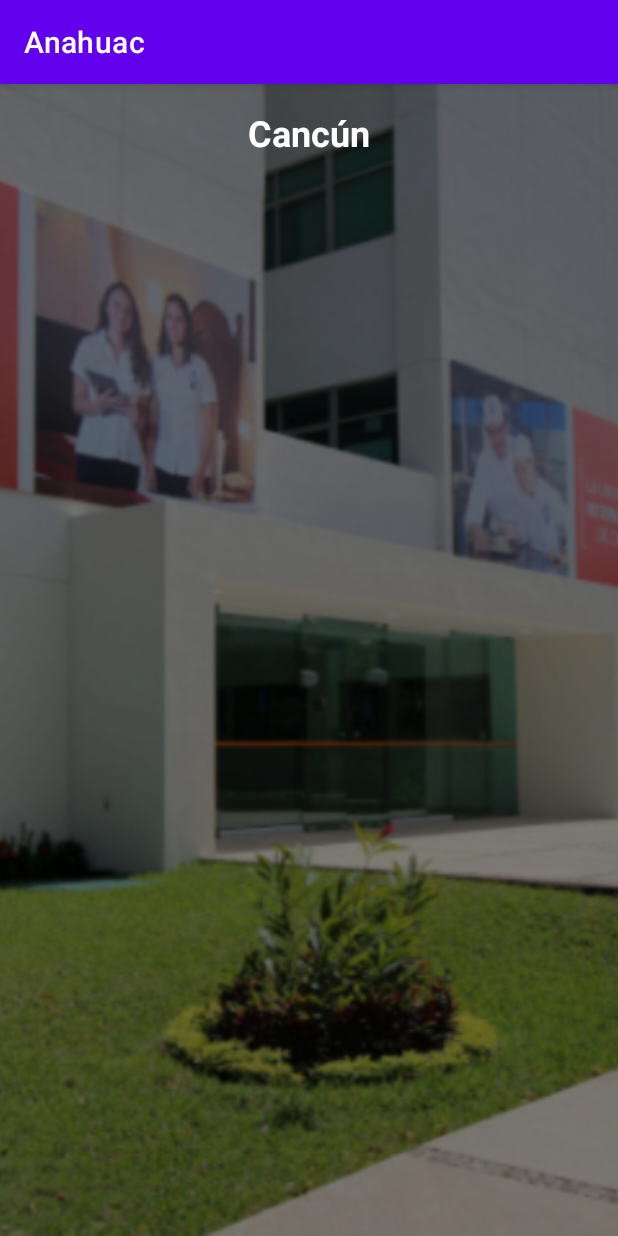
After one commit to jc-anahuac/android-anahuac-app, an Android app: the fragment CampusGalleryFragment shown on its own in the app's theme, on a phone screen of 412 x 824 dp. The commit adds this screen. Run offline under Robolectric (Android 15) with nearby library versions, the phone set to English and light mode, and no system bars; 2 statements that could not run were skipped.

Commit message:
gallery campus

```diff
--- a/app/src/main/java/mx/anahuac/anahuac/activities/CampusDetailActivity.java
+++ b/app/src/main/java/mx/anahuac/anahuac/activities/CampusDetailActivity.java
@@ -3,8 +3,10 @@ package mx.anahuac.anahuac.activities;
 import androidx.appcompat.app.AppCompatActivity;
 
 import android.os.Bundle;
+import android.widget.Toast;
 
 import mx.anahuac.anahuac.R;
+import mx.anahuac.anahuac.models.Campus;
 
 public class CampusDetailActivity extends AppCompatActivity {
 
@@ -12,5 +14,8 @@ public class CampusDetailActivity extends AppCompatActivity {
     protected void onCreate(Bundle savedInstanceState) {
         super.onCreate(savedInstanceState);
         setContentView(R.layout.activity_campus_detail);
+
+        Campus campus = Campus.findByCode(getIntent().getStringExtra("code"));
+        Toast.makeText(this, campus.getNombre(), Toast.LENGTH_LONG).show();
     }
 }
--- /dev/null
+++ b/app/src/main/java/mx/anahuac/anahuac/fragments/CampusGalleryFragment.java
@@ -0,0 +1,42 @@
+package mx.anahuac.anahuac.fragments;
+
+import android.content.Intent;
+import android.os.Bundle;
+import android.view.View;
+import android.widget.ImageView;
+import android.widget.TextView;
+
+import androidx.annotation.NonNull;
+import androidx.annotation.Nullable;
+import androidx.fragment.app.Fragment;
+
+import mx.anahuac.anahuac.R;
+import mx.anahuac.anahuac.activities.CampusDetailActivity;
+
+public class CampusGalleryFragment extends Fragment {
+
+    public CampusGalleryFragment(){
+        super(R.layout.fragment_gallery_campus);
+    }
+
+    @Override
+    public void onViewCreated(@NonNull View view, @Nullable Bundle savedInstanceState) {
+        super.onViewCreated(view, savedInstanceState);
+
+        ImageView imageView = view.findViewById(R.id.iv_campus);
+        TextView textView = view.findViewById(R.id.tv_campus_name);
+
+        imageView.setImageResource(getArguments().getInt("drawable"));
+        textView.setText(getArguments().getString("name"));
+
+        imageView.setOnClickListener(new View.OnClickListener() {
+            @Override
+            public void onClick(View view) {
+                Intent intent = new Intent(getContext(), CampusDetailActivity.class);
+                intent.putExtra("code", getArguments().getString("code"));
+                startActivity(intent);
+            }
+        });
+
+    }
+}
--- /dev/null
+++ b/app/src/main/res/layout/fragment_gallery_campus.xml
@@ -0,0 +1,26 @@
+<?xml version="1.0" encoding="utf-8"?>
+<androidx.constraintlayout.widget.ConstraintLayout xmlns:android="http://schemas.android.com/apk/res/android"
+    android:layout_width="match_parent"
+    android:layout_height="match_parent"
+    xmlns:app="http://schemas.android.com/apk/res-auto">
+
+    <ImageView
+        android:id="@+id/iv_campus"
+        android:src="@drawable/ic_campus_cancun"
+        android:layout_width="match_parent"
+        android:scaleType="centerCrop"
+        android:layout_height="match_parent"/>
+
+    <TextView
+        android:id="@+id/tv_campus_name"
+        android:layout_width="match_parent"
+        android:layout_height="wrap_content"
+        android:layout_margin="@dimen/margin_default"
+        android:text="Cancún"
+        android:textAlignment="center"
+        android:textSize="24sp"
+        android:textColor="@color/white"
+        android:textStyle="bold"
+        app:layout_constraintTop_toTopOf="parent"/>
+
+</androidx.constraintlayout.widget.ConstraintLayout>
--- a/app/src/main/res/values/dimens.xml
+++ b/app/src/main/res/values/dimens.xml
@@ -4,6 +4,7 @@
     <dimen name="margin_default">16dp</dimen>
     <dimen name="margin_large">32dp</dimen>
     <dimen name="carousel_home_size">300dp</dimen>
+    <dimen name="campus_gallery_height">200dp</dimen>
 
     <dimen name="h1">20dp</dimen>
 
--- a/app/src/main/res/values/strings.xml
+++ b/app/src/main/res/values/strings.xml
@@ -16,5 +16,6 @@ Y EN EL TOP 3 DE UNIVERSIDADES PRIVADAS DE MÉXICO</string>
 
     <string name="txt_escuelas">Escuela de Biotecnologia</string>
 
-
+    <string name="campus_title">Campus</string>
+    <string name="campus_description">Contamos con más de 60 licenciaturas, distribuidos los diferentes campus que tenemos para ti.</string>
 </resources>
```
Also changed, not shown: app/src/main/java/mx/anahuac/anahuac/activities/HomeActivity.java (+8 -2 lines), app/src/main/java/mx/anahuac/anahuac/adapters/CampusGalleryAdapter.java (added, +39 -0 lines), app/src/main/java/mx/anahuac/anahuac/models/Campus.java (+33 -2 lines), app/src/main/res/layout/activity_home.xml (+44 -0 lines), app/src/main/res/drawable/ic_campus_cancun.png (added), app/src/main/res/drawable/ic_campus_mx_norte.png (added).
